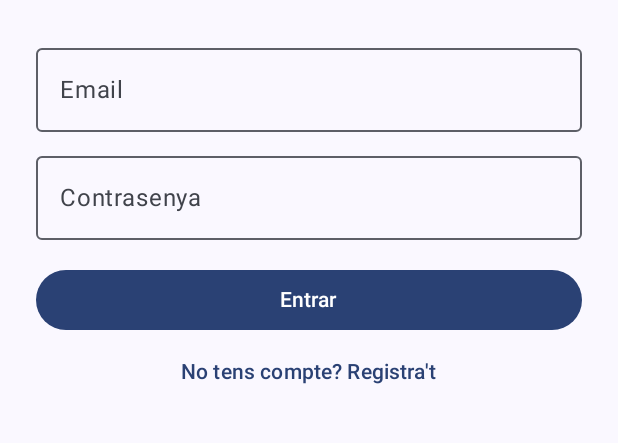
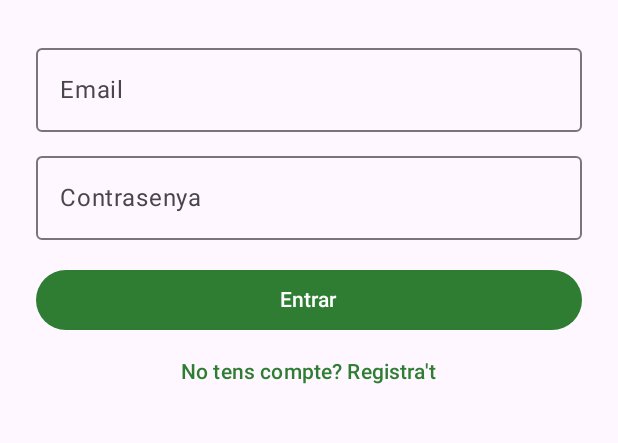
Before and after one commit to kanex87/PadelGest, an Android app built with Jetpack Compose: the screen it shows after launch (MainActivity), on a phone screen of 412 x 824 dp, the part 441-884 px from its top. Run offline under Robolectric (Android 15) with nearby library versions, the phone set to English and light mode, and no system bars.

Commit message:
Colors i icona de PadelGest a l'app mòbil i reserves en joc sense cancel·lar

```diff
--- a/mobil/app/src/main/java/cat/padelgest/mobil/ui/theme/Color.kt
+++ b/mobil/app/src/main/java/cat/padelgest/mobil/ui/theme/Color.kt
@@ -2,10 +2,13 @@ package cat.padelgest.mobil.ui.theme
 
 import androidx.compose.ui.graphics.Color
 
-val Purple80 = Color(0xFFD0BCFF)
-val PurpleGrey80 = Color(0xFFCCC2DC)
-val Pink80 = Color(0xFFEFB8C8)
+// Colors de PadelGest: verd de pista i groc de pilota
+// Tema clar
+val Verd40 = Color(0xFF2E7D32)
+val VerdGris40 = Color(0xFF52634F)
+val Groc40 = Color(0xFF6B6000)
 
-val Purple40 = Color(0xFF6650a4)
-val PurpleGrey40 = Color(0xFF625b71)
-val Pink40 = Color(0xFF7D5260)
+// Tema fosc
+val Verd80 = Color(0xFF8FD694)
+val VerdGris80 = Color(0xFFB9CCB4)
+val Groc80 = Color(0xFFD9DA5A)
--- a/mobil/app/src/main/java/cat/padelgest/mobil/ui/theme/Theme.kt
+++ b/mobil/app/src/main/java/cat/padelgest/mobil/ui/theme/Theme.kt
@@ -1,54 +1,30 @@
 package cat.padelgest.mobil.ui.theme
 
-import android.app.Activity
-import android.os.Build
 import androidx.compose.foundation.isSystemInDarkTheme
 import androidx.compose.material3.MaterialTheme
 import androidx.compose.material3.darkColorScheme
-import androidx.compose.material3.dynamicDarkColorScheme
-import androidx.compose.material3.dynamicLightColorScheme
 import androidx.compose.material3.lightColorScheme
 import androidx.compose.runtime.Composable
-import androidx.compose.ui.platform.LocalContext
 
 private val DarkColorScheme = darkColorScheme(
-    primary = Purple80,
-    secondary = PurpleGrey80,
-    tertiary = Pink80
+    primary = Verd80,
+    secondary = VerdGris80,
+    tertiary = Groc80
 )
 
 private val LightColorScheme = lightColorScheme(
-    primary = Purple40,
-    secondary = PurpleGrey40,
-    tertiary = Pink40
-
-    /* Other default colors to override
-    background = Color(0xFFFFFBFE),
-    surface = Color(0xFFFFFBFE),
-    onPrimary = Color.White,
-    onSecondary = Color.White,
-    onTertiary = Color.White,
-    onBackground = Color(0xFF1C1B1F),
-    onSurface = Color(0xFF1C1B1F),
-    */
+    primary = Verd40,
+    secondary = VerdGris40,
+    tertiary = Groc40
 )
 
+// Tema de l'app: sempre els colors de PadelGest, clars o foscos segons el mòbil
 @Composable
 fun PadelGestTheme(
     darkTheme: Boolean = isSystemInDarkTheme(),
-    // Dynamic color is available on Android 12+
-    dynamicColor: Boolean = true,
     content: @Composable () -> Unit
 ) {
-    val colorScheme = when {
-        dynamicColor && Build.VERSION.SDK_INT >= Build.VERSION_CODES.S -> {
-            val context = LocalContext.current
-            if (darkTheme) dynamicDarkColorScheme(context) else dynamicLightColorScheme(context)
-        }
-
-        darkTheme -> DarkColorScheme
-        else -> LightColorScheme
-    }
+    val colorScheme = if (darkTheme) DarkColorScheme else LightColorScheme
 
     MaterialTheme(
         colorScheme = colorScheme,
--- a/mobil/app/src/main/res/mipmap-anydpi/ic_launcher.xml
+++ /dev/null
@@ -1,6 +0,0 @@
-<?xml version="1.0" encoding="utf-8"?>
-<adaptive-icon xmlns:android="http://schemas.android.com/apk/res/android">
-    <background android:drawable="@drawable/ic_launcher_background" />
-    <foreground android:drawable="@drawable/ic_launcher_foreground" />
-    <monochrome android:drawable="@drawable/ic_launcher_foreground" />
-</adaptive-icon>
--- a/mobil/app/src/main/res/mipmap-anydpi/ic_launcher_round.xml
+++ /dev/null
@@ -1,6 +0,0 @@
-<?xml version="1.0" encoding="utf-8"?>
-<adaptive-icon xmlns:android="http://schemas.android.com/apk/res/android">
-    <background android:drawable="@drawable/ic_launcher_background" />
-    <foreground android:drawable="@drawable/ic_launcher_foreground" />
-    <monochrome android:drawable="@drawable/ic_launcher_foreground" />
-</adaptive-icon>
--- /dev/null
+++ b/mobil/app/src/main/res/values/ic_launcher_background.xml
@@ -0,0 +1,4 @@
+<?xml version="1.0" encoding="utf-8"?>
+<resources>
+    <color name="ic_launcher_background">#2E7D32</color>
+</resources>
```
Also changed, not shown: mobil/app/src/main/java/cat/padelgest/mobil/ui/MevesReserves.kt (+14 -2 lines), mobil/app/src/main/res/drawable/ic_launcher_foreground.xml (+28 -25 lines), mobil/app/src/main/res/mipmap-anydpi-v26/ic_launcher.xml (added, +21 -0 lines), mobil/app/src/main/res/mipmap-anydpi-v26/ic_launcher_round.xml (added, +21 -0 lines), mobil/app/src/main/ic_launcher-playstore.png (added), mobil/app/src/main/res/mipmap-hdpi/ic_launcher.webp, mobil/app/src/main/res/mipmap-hdpi/ic_launcher_round.webp, mobil/app/src/main/res/mipmap-mdpi/ic_launcher.webp, mobil/app/src/main/res/mipmap-mdpi/ic_launcher_round.webp, mobil/app/src/main/res/mipmap-xhdpi/ic_launcher.webp, mobil/app/src/main/res/mipmap-xhdpi/ic_launcher_round.webp, mobil/app/src/main/res/mipmap-xxhdpi/ic_launcher.webp, mobil/app/src/main/res/mipmap-xxhdpi/ic_launcher_round.webp, mobil/app/src/main/res/mipmap-xxxhdpi/ic_launcher.webp, 1 more files.
